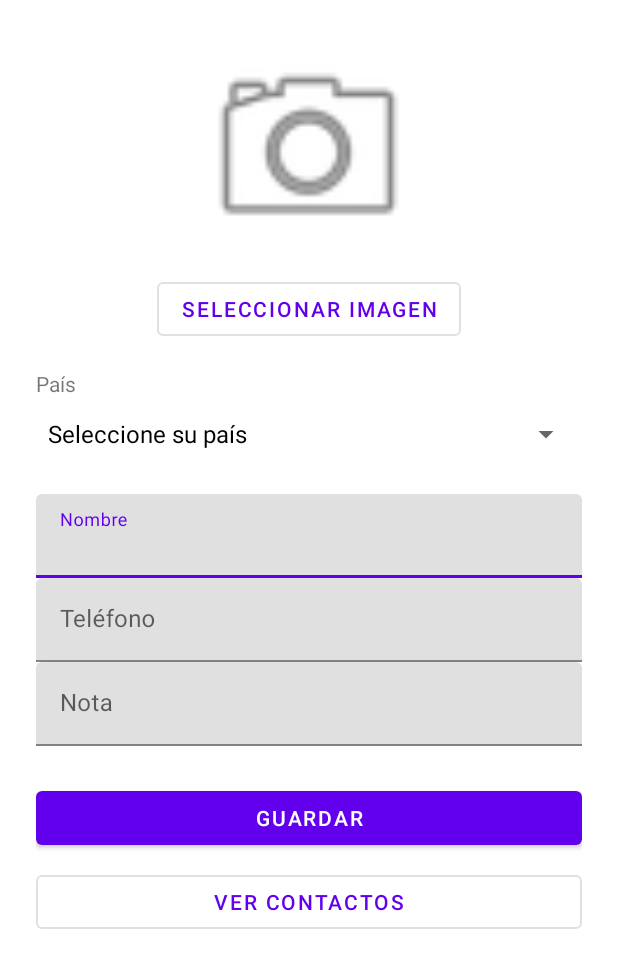
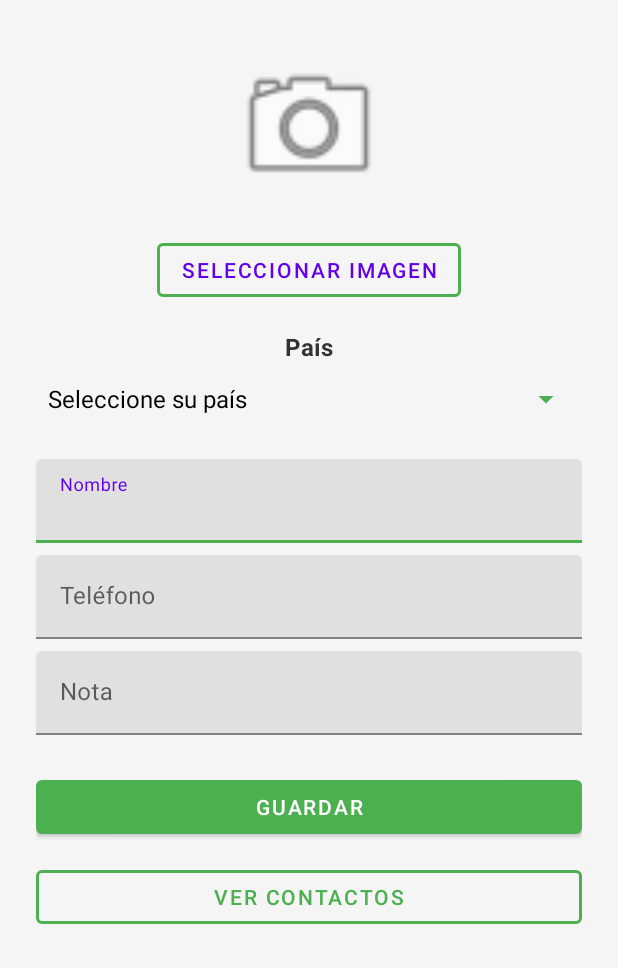
Before and after one commit to juanl95/PM1E1559299, an Android app: the screen it shows after launch (MainActivity), on a phone screen of 412 x 824 dp. Shown: the top 968 px of the screen. Run offline under Robolectric (Android 15) with nearby library versions, the phone set to English and light mode, and no system bars; libraries missing offline, so code that uses them is left out: com.google.i18n.phonenumbers; 2 statements that could not run were skipped.

```diff
--- a/app/build.gradle
+++ b/app/build.gradle
@@ -35,6 +35,7 @@ dependencies {
     implementation libs.activity
     implementation libs.constraintlayout
     implementation 'com.google.android.material:material:1.11.0'
+    implementation 'com.googlecode.libphonenumber:libphonenumber:8.13.28'
 
     testImplementation libs.junit
     androidTestImplementation libs.ext.junit
--- a/app/src/main/java/com/example/pm2e1559299/EditarContactoActivity.java
+++ b/app/src/main/java/com/example/pm2e1559299/EditarContactoActivity.java
@@ -13,9 +13,13 @@ import android.widget.*;
 import androidx.annotation.Nullable;
 import androidx.appcompat.app.AppCompatActivity;
 
+import com.google.i18n.phonenumbers.PhoneNumberUtil;
+
 import java.io.ByteArrayOutputStream;
 import java.util.ArrayList;
 import java.util.Arrays;
+import java.util.List;
+import java.util.Locale;
 
 public class EditarContactoActivity extends AppCompatActivity {
 
@@ -44,13 +48,25 @@ public class EditarContactoActivity extends AppCompatActivity {
 
         dbHelper = new DBHelper(this);
 
-        // Cargar países en spinner
-        ArrayList<String> paises = new ArrayList<>(Arrays.asList(getPaises()));
-        paises.add(0, "Seleccione su país");
+        // Cargar países en spinner No prefijo de cada uno
+        List<String> paises = new ArrayList<>();
+        paises.add("Seleccione su país");
+        PhoneNumberUtil phoneUtil = PhoneNumberUtil.getInstance();
+        String[] codes = Locale.getISOCountries();
+        for (String countryCode : codes) {
+            Locale locale = new Locale("", countryCode);
+            String nombrePais = locale.getDisplayCountry();
+            int codigoPrefijo = phoneUtil.getCountryCodeForRegion(countryCode);
+            if (codigoPrefijo != 0) {
+                paises.add(nombrePais + " (+" + codigoPrefijo + ")");
+            } else {
+                paises.add(nombrePais);
+            }
+        }
         ArrayAdapter<String> paisAdapter = new ArrayAdapter<>(this, android.R.layout.simple_spinner_dropdown_item, paises);
         spinnerPais.setAdapter(paisAdapter);
 
-        // Obtener datos del contacto a editar
+        // Obteneiendo datos del contacto a editar
         Intent i = getIntent();
         contactoId = i.getIntExtra("id", -1);
         etNombre.setText(i.getStringExtra("nombre"));
--- a/app/src/main/java/com/example/pm2e1559299/MainActivity.java
+++ b/app/src/main/java/com/example/pm2e1559299/MainActivity.java
@@ -20,6 +20,7 @@ import java.io.ByteArrayOutputStream;
 import java.util.ArrayList;
 import java.util.Arrays;
 import java.util.List;
+import com.google.i18n.phonenumbers.PhoneNumberUtil;
 import java.util.Locale;
 
 public class MainActivity extends AppCompatActivity {
@@ -50,8 +51,22 @@ public class MainActivity extends AppCompatActivity {
 
         dbHelper = new DBHelper(this);
 
-        List<String> paises = new ArrayList<>(Arrays.asList(getPaises()));
-        paises.add(0, "Seleccione su país");
+        List<String> paises = new ArrayList<>();
+        paises.add("Seleccione su país");
+
+        PhoneNumberUtil phoneUtil = PhoneNumberUtil.getInstance();
+        String[] codes = Locale.getISOCountries();
+        for (String countryCode : codes) {
+            Locale locale = new Locale("", countryCode);
+            String nombrePais = locale.getDisplayCountry();
+            int codigoPrefijo = phoneUtil.getCountryCodeForRegion(countryCode);
+            if (codigoPrefijo != 0) {
+                paises.add(nombrePais + " (+" + codigoPrefijo + ")");
+            } else {
+                paises.add(nombrePais);
+            }
+        }
+
         ArrayAdapter<String> paisAdapter = new ArrayAdapter<>(this, android.R.layout.simple_spinner_dropdown_item, paises);
         spinnerPais.setAdapter(paisAdapter);
         spinnerPais.setSelection(0);
--- /dev/null
+++ b/app/src/main/res/drawable/circle_background.XML
@@ -0,0 +1,5 @@
+<?xml version="1.0" encoding="utf-8"?>
+<shape xmlns:android="http://schemas.android.com/apk/res/android"
+    android:shape="oval">
+    <solid android:color="#FFFFFF" />
+</shape>
--- a/app/src/main/res/layout/activity_main.xml
+++ b/app/src/main/res/layout/activity_main.xml
@@ -1,106 +1,112 @@
 <?xml version="1.0" encoding="utf-8"?>
-<LinearLayout xmlns:android="http://schemas.android.com/apk/res/android"
+<ScrollView xmlns:android="http://schemas.android.com/apk/res/android"
     xmlns:app="http://schemas.android.com/apk/res-auto"
     xmlns:tools="http://schemas.android.com/tools"
-    android:id="@+id/main"
     android:layout_width="match_parent"
     android:layout_height="match_parent"
-    android:orientation="vertical"
+    android:background="#F5F5F5"
     tools:context=".MainActivity">
 
     <LinearLayout
+        android:layout_width="match_parent"
+        android:layout_height="wrap_content"
         android:orientation="vertical"
         android:padding="24dp"
-        android:gravity="center_horizontal"
-        android:layout_width="match_parent"
-        android:layout_height="wrap_content"
-        tools:ignore="UselessParent">
+        android:gravity="center_horizontal">
 
-        <!-- Imagen del contacto -->
         <ImageView
             android:id="@+id/imgContacto"
-            android:layout_width="150dp"
-            android:layout_height="150dp"
+            android:layout_width="120dp"
+            android:layout_height="120dp"
+            android:layout_marginBottom="12dp"
+            android:background="@drawable/circle_background"
+            android:padding="8dp"
             android:src="@android:drawable/ic_menu_camera"
-            android:layout_marginBottom="8dp"
             android:scaleType="centerCrop" />
 
-        <!-- Botón para seleccionar imagen -->
         <com.google.android.material.button.MaterialButton
             android:id="@+id/btnSeleccionarImagen"
             android:layout_width="wrap_content"
             android:layout_height="wrap_content"
             android:text="Seleccionar Imagen"
-            style="@style/Widget.MaterialComponents.Button.OutlinedButton" />
+            style="@style/Widget.MaterialComponents.Button.OutlinedButton"
+            app:strokeColor="#4CAF50"
+            app:strokeWidth="2dp" />
 
-        <!-- País -->
         <TextView
-            android:layout_width="match_parent"
+            android:layout_width="wrap_content"
             android:layout_height="wrap_content"
+            android:layout_marginTop="16dp"
             android:text="País"
-            android:textSize="14sp"
-            android:layout_marginTop="16dp" />
+            android:textColor="#333333"
+            android:textSize="16sp"
+            android:textStyle="bold" />
 
         <Spinner
             android:id="@+id/spinnerPais"
             android:layout_width="match_parent"
-            android:layout_height="wrap_content" />
+            android:layout_height="wrap_content"
+            android:layout_marginBottom="16dp"
+            android:backgroundTint="#4CAF50" />
 
-        <!-- Nombre -->
         <com.google.android.material.textfield.TextInputLayout
             android:layout_width="match_parent"
             android:layout_height="wrap_content"
             android:hint="Nombre"
-            android:layout_marginTop="16dp">
+            app:boxStrokeColor="#4CAF50">
 
             <com.google.android.material.textfield.TextInputEditText
                 android:id="@+id/etNombre"
                 android:layout_width="match_parent"
-                android:layout_height="wrap_content"/>
+                android:layout_height="wrap_content" />
         </com.google.android.material.textfield.TextInputLayout>
 
-        <!-- Teléfono -->
         <com.google.android.material.textfield.TextInputLayout
             android:layout_width="match_parent"
             android:layout_height="wrap_content"
-            android:hint="Teléfono">
+            android:hint="Teléfono"
+            android:layout_marginTop="8dp"
+            app:boxStrokeColor="#4CAF50">
 
             <com.google.android.material.textfield.TextInputEditText
                 android:id="@+id/etTelefono"
-                android:inputType="phone"
                 android:layout_width="match_parent"
-                android:layout_height="wrap_content"/>
+                android:layout_height="wrap_content"
+                android:inputType="phone" />
         </com.google.android.material.textfield.TextInputLayout>
 
-        <!-- Nota -->
         <com.google.android.material.textfield.TextInputLayout
             android:layout_width="match_parent"
             android:layout_height="wrap_content"
-            android:hint="Nota">
+            android:hint="Nota"
+            android:layout_marginTop="8dp"
+            app:boxStrokeColor="#4CAF50">
 
             <com.google.android.material.textfield.TextInputEditText
                 android:id="@+id/etNota"
                 android:layout_width="match_parent"
-                android:layout_height="wrap_content"/>
+                android:layout_height="wrap_content" />
         </com.google.android.material.textfield.TextInputLayout>
 
-        <!-- Botón guardar -->
         <com.google.android.material.button.MaterialButton
             android:id="@+id/btnGuardar"
             android:layout_width="match_parent"
             android:layout_height="wrap_content"
+            android:layout_marginTop="24dp"
             android:text="Guardar"
-            style="@style/Widget.MaterialComponents.Button"
-            android:layout_marginTop="24dp" />
+            app:backgroundTint="#4CAF50"
+            android:textColor="#FFFFFF"/>
 
-        <!-- Botón ver lista -->
         <com.google.android.material.button.MaterialButton
             android:id="@+id/btnVerLista"
             android:layout_width="match_parent"
             android:layout_height="wrap_content"
+            android:layout_marginTop="12dp"
             android:text="Ver Contactos"
             style="@style/Widget.MaterialComponents.Button.OutlinedButton"
-            android:layout_marginTop="8dp" />
+            app:strokeColor="#4CAF50"
+            app:strokeWidth="2dp"
+            android:textColor="#4CAF50" />
+
     </LinearLayout>
-
-</LinearLayout>
+</ScrollView>
--- a/gradle/libs.versions.toml
+++ b/gradle/libs.versions.toml
@@ -1,5 +1,5 @@
 [versions]
-agp = "8.7.0"
+agp = "8.8.1"
 junit = "4.13.2"
 junitVersion = "1.2.1"
 espressoCore = "3.6.1"
```
Also changed, not shown: gradle/wrapper/gradle-wrapper.properties.
